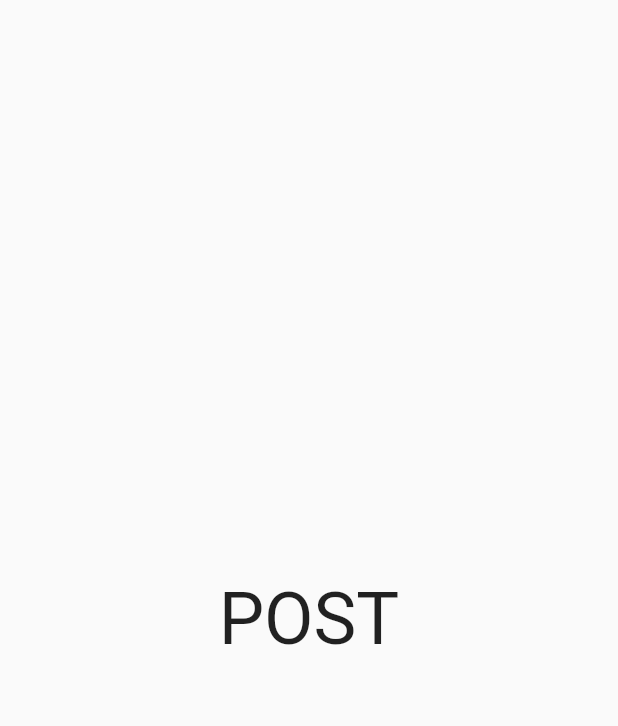
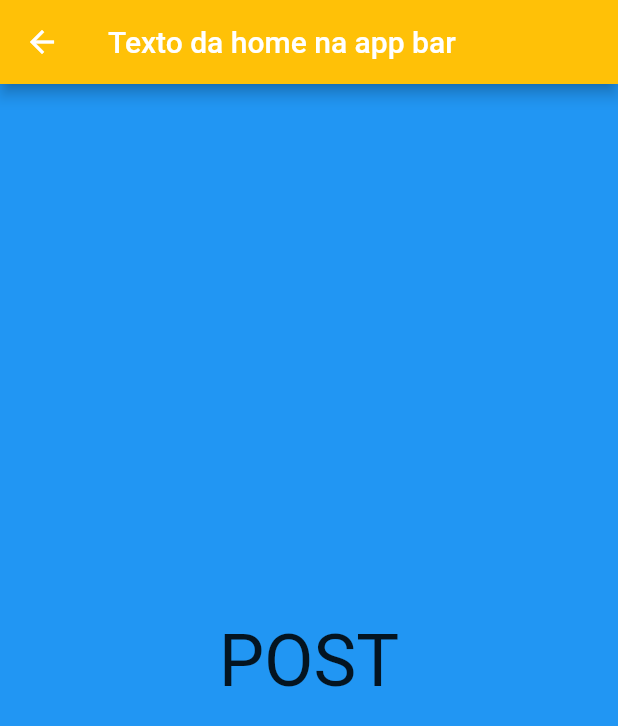
Before and after one commit to Falleiro/Faculdade, a Flutter app: the UserPost screen opened directly, on a phone screen of 412 x 824 dp. Shown: the top 726 px of the screen. Run offline on Flutter 3.47's test engine with Material 2 defaults, Android fonts, the phone set to English and light mode, and no system bars; our stand-ins replace flutter_modular, flutter_triple, localization.

Commit message:
aula 19/04

```diff
--- /dev/null
+++ b/lib/src/component/Minha_app_bar.dart
@@ -0,0 +1,10 @@
+import 'package:flutter/material.dart';
+
+class MinhaAppBar extends AppBar {
+  MinhaAppBar({
+    super.key,
+    super.backgroundColor = Colors.amber,
+    super.title = const Text('Home Page'),
+    super.elevation,
+  });
+}
--- a/lib/src/feature/home/view/widget/home.dart
+++ b/lib/src/feature/home/view/widget/home.dart
@@ -1,12 +1,27 @@
 import 'package:flutter/material.dart';
+import 'package:insta_clone/src/component/Minha_app_bar.dart';
 
 class UserHome extends StatelessWidget {
   const UserHome({super.key});
 
+  PreferredSizeWidget _minhabarra(String texto) {
+    return MinhaAppBar(
+      title: Text(
+        texto,
+        style: const TextStyle(
+          color: Colors.black,
+          fontSize: 36,
+        ),
+      ),
+      elevation: 100,
+    );
+  }
+
   @override
   Widget build(BuildContext context) {
-    return const Scaffold(
-      body: Center(child: Text('HOME', style: TextStyle(fontSize: 48))),
+    return Scaffold(
+      appBar: _minhabarra('Home'),
+      body: const Center(child: Text('HOME', style: TextStyle(fontSize: 48))),
     );
   }
 }
--- a/lib/src/feature/home/view/widget/post.dart
+++ b/lib/src/feature/home/view/widget/post.dart
@@ -1,12 +1,17 @@
 import 'package:flutter/material.dart';
+import 'package:insta_clone/src/component/Minha_app_bar.dart';
 
 class UserPost extends StatelessWidget {
   const UserPost({super.key});
 
   @override
   Widget build(BuildContext context) {
-    return const Scaffold(
-      body: Center(child: Text('POST', style: TextStyle(fontSize: 48))),
+    return Scaffold(
+      appBar: MinhaAppBar(title: Text('Texto da home na app bar')),
+      backgroundColor: Colors.blue,
+      body: const Center(
+        child: Text('POST', style: TextStyle(fontSize: 48)),
+      ),
     );
   }
 }
```
Also changed, not shown: pubspec.lock.
